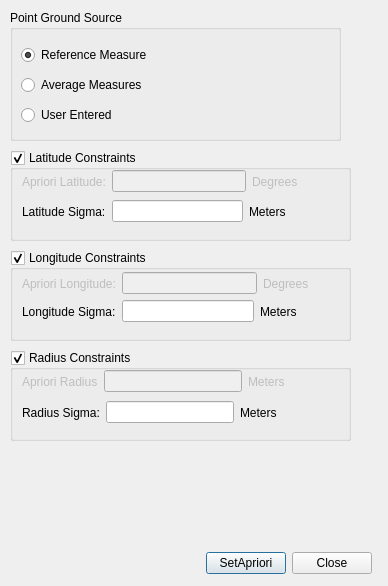
Before: the Qt Designer form isis/src/qisis/apps/qnet/QnetSetAprioriDialog.ui in DOI-USGS/ISIS3, drawn with Qt 5.
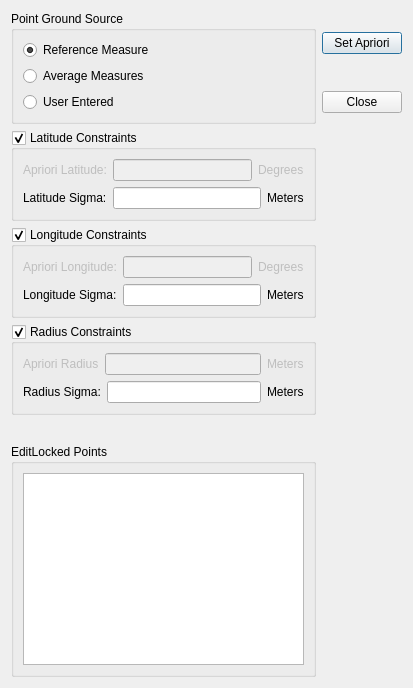
After: the same form once the commit is applied.

Commit message: Fixed SetAprioriDialog to handle EditLocked points.

Patch:
```diff
--- a/isis/src/qisis/apps/qnet/QnetSetAprioriDialog.ui
+++ b/isis/src/qisis/apps/qnet/QnetSetAprioriDialog.ui
@@ -6,37 +6,24 @@
    <rect>
     <x>0</x>
     <y>0</y>
-    <width>388</width>
-    <height>586</height>
+    <width>413</width>
+    <height>688</height>
    </rect>
   </property>
   <property name="windowTitle">
    <string>Set Apriori Point and Constraints</string>
   </property>
+  <layout class="QGridLayout" name="gridLayout_6">
+   <item row="0" column="0" rowspan="2">
   <widget class="QGroupBox" name="pointSourceGroupBox">
-   <property name="geometry">
-    <rect>
-     <x>10</x>
-     <y>10</y>
-     <width>331</width>
-     <height>131</height>
-    </rect>
-   </property>
    <property name="title">
     <string>Point Ground Source</string>
    </property>
    <property name="flat">
     <bool>false</bool>
    </property>
-   <widget class="QWidget" name="groundSourceLayoutWidget">
-    <property name="geometry">
-     <rect>
-      <x>11</x>
-      <y>31</y>
-      <width>147</width>
-      <height>89</height>
-     </rect>
-    </property>
+     <layout class="QGridLayout" name="gridLayout_4">
+      <item row="0" column="0">
     <layout class="QVBoxLayout" name="verticalLayout">
      <item>
       <widget class="QRadioButton" name="referenceMeasureRadioButton">
@@ -63,32 +50,37 @@
       </widget>
      </item>
     </layout>
-   </widget>
-  </widget>
+      </item>
+     </layout>
+    </widget>
+   </item>
+   <item row="0" column="1">
+    <widget class="QPushButton" name="setAprioriButton">
+     <property name="text">
+      <string>Set Apriori</string>
+     </property>
+     <property name="default">
+      <bool>true</bool>
+     </property>
+    </widget>
+   </item>
+   <item row="1" column="1">
+    <widget class="QPushButton" name="closeButton">
+     <property name="text">
+      <string>Close</string>
+     </property>
+    </widget>
+   </item>
+   <item row="2" column="0">
   <widget class="QGroupBox" name="latitudeConstraintsGroupBox">
-   <property name="geometry">
-    <rect>
-     <x>10</x>
-     <y>150</y>
-     <width>341</width>
-     <height>91</height>
-    </rect>
-   </property>
    <property name="title">
     <string>Latitude Constraints</string>
    </property>
    <property name="checkable">
     <bool>true</bool>
    </property>
-   <widget class="QWidget" name="layoutWidget2">
-    <property name="geometry">
-     <rect>
-      <x>12</x>
-      <y>20</y>
-      <width>276</width>
-      <height>23</height>
-     </rect>
-    </property>
+     <layout class="QGridLayout" name="gridLayout">
+      <item row="0" column="0">
     <layout class="QHBoxLayout" name="horizontalLayout">
      <item>
       <widget class="QLabel" name="aprioriLatLabel">
@@ -121,16 +113,8 @@
       </widget>
      </item>
     </layout>
-   </widget>
-   <widget class="QWidget" name="layoutWidget3">
-    <property name="geometry">
-     <rect>
-      <x>12</x>
-      <y>50</y>
-      <width>264</width>
-      <height>23</height>
-     </rect>
-    </property>
+      </item>
+      <item row="1" column="0">
     <layout class="QHBoxLayout" name="horizontalLayout_2">
      <item>
       <widget class="QLabel" name="latSigmaLabel">
@@ -153,32 +137,20 @@
       </widget>
      </item>
     </layout>
-   </widget>
-  </widget>
+      </item>
+     </layout>
+    </widget>
+   </item>
+   <item row="3" column="0">
   <widget class="QGroupBox" name="longitudeConstraintsGroupBox">
-   <property name="geometry">
-    <rect>
-     <x>10</x>
-     <y>250</y>
-     <width>341</width>
-     <height>91</height>
-    </rect>
-   </property>
    <property name="title">
     <string>Longitude Constraints</string>
    </property>
    <property name="checkable">
     <bool>true</bool>
    </property>
-   <widget class="QWidget" name="layoutWidget4">
-    <property name="geometry">
-     <rect>
-      <x>12</x>
-      <y>22</y>
-      <width>287</width>
-      <height>23</height>
-     </rect>
-    </property>
+     <layout class="QGridLayout" name="gridLayout_2">
+      <item row="0" column="0">
     <layout class="QHBoxLayout" name="horizontalLayout_3">
      <item>
       <widget class="QLabel" name="aprioriLonLabel">
@@ -211,16 +183,8 @@
       </widget>
      </item>
     </layout>
-   </widget>
-   <widget class="QWidget" name="layoutWidget5">
-    <property name="geometry">
-     <rect>
-      <x>12</x>
-      <y>50</y>
-      <width>275</width>
-      <height>23</height>
-     </rect>
-    </property>
+      </item>
+      <item row="1" column="0">
     <layout class="QHBoxLayout" name="horizontalLayout_4">
      <item>
       <widget class="QLabel" name="longSigmaLabel">
@@ -243,32 +207,20 @@
       </widget>
      </item>
     </layout>
-   </widget>
-  </widget>
+      </item>
+     </layout>
+    </widget>
+   </item>
+   <item row="4" column="0">
   <widget class="QGroupBox" name="radiusConstraintsGroupBox">
-   <property name="geometry">
-    <rect>
-     <x>10</x>
-     <y>350</y>
-     <width>341</width>
-     <height>91</height>
-    </rect>
-   </property>
    <property name="title">
     <string>Radius Constraints</string>
    </property>
    <property name="checkable">
     <bool>true</bool>
    </property>
-   <widget class="QWidget" name="layoutWidget6">
-    <property name="geometry">
-     <rect>
-      <x>12</x>
-      <y>20</y>
-      <width>263</width>
-      <height>23</height>
-     </rect>
-    </property>
+     <layout class="QGridLayout" name="gridLayout_3">
+      <item row="0" column="0">
     <layout class="QHBoxLayout" name="horizontalLayout_5">
      <item>
       <widget class="QLabel" name="aprioriRadiusLabel">
@@ -301,16 +253,8 @@
       </widget>
      </item>
     </layout>
-   </widget>
-   <widget class="QWidget" name="layoutWidget7">
-    <property name="geometry">
-     <rect>
-      <x>12</x>
-      <y>51</y>
-      <width>255</width>
-      <height>23</height>
-     </rect>
-    </property>
+      </item>
+      <item row="1" column="0">
     <layout class="QHBoxLayout" name="horizontalLayout_6">
      <item>
       <widget class="QLabel" name="radiusSigmaLabel">
@@ -333,47 +277,39 @@
       </widget>
      </item>
     </layout>
-   </widget>
-  </widget>
-  <widget class="QWidget" name="buttonLayoutWidget">
-   <property name="geometry">
-    <rect>
-     <x>21</x>
-     <y>550</y>
-     <width>351</width>
-     <height>27</height>
-    </rect>
-   </property>
-   <layout class="QHBoxLayout" name="horizontalLayout_7">
-    <item>
-     <spacer name="horizontalSpacer">
+      </item>
+     </layout>
+    </widget>
+   </item>
+   <item row="5" column="0">
+    <spacer name="verticalSpacer">
       <property name="orientation">
-       <enum>Qt::Horizontal</enum>
+      <enum>Qt::Vertical</enum>
       </property>
       <property name="sizeHint" stdset="0">
        <size>
-        <width>40</width>
-        <height>20</height>
+       <width>20</width>
+       <height>15</height>
        </size>
       </property>
      </spacer>
     </item>
-    <item>
-     <widget class="QPushButton" name="setAprioriButton">
-      <property name="text">
-       <string>SetApriori</string>
-      </property>
-     </widget>
-    </item>
-    <item>
-     <widget class="QPushButton" name="closeButton">
-      <property name="text">
-       <string>Close</string>
-      </property>
-     </widget>
+   <item row="6" column="0">
+    <widget class="QGroupBox" name="editLockPointsGroupBox">
+     <property name="toolTip">
+      <string>Un-check points to set EditLock=False, then click &quot;SetApriori&quot; Button to set the apriori values.</string>
+     </property>
+     <property name="title">
+      <string>EditLocked Points</string>
+     </property>
+     <layout class="QGridLayout" name="gridLayout_5">
+      <item row="0" column="0">
+       <widget class="QListWidget" name="editLockPointsListBox"/>
     </item>
    </layout>
   </widget>
+   </item>
+  </layout>
  </widget>
  <resources/>
  <connections>
```
Left out of the diff: 8 changed lines with no effect on the pictures. Lines whose indentation alone changed are shown as unchanged. The commit also changes 5 other files.
